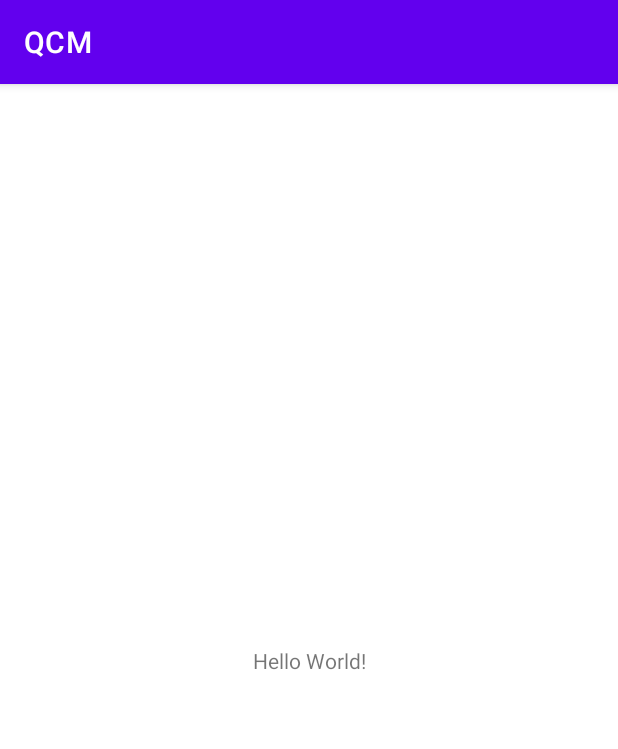
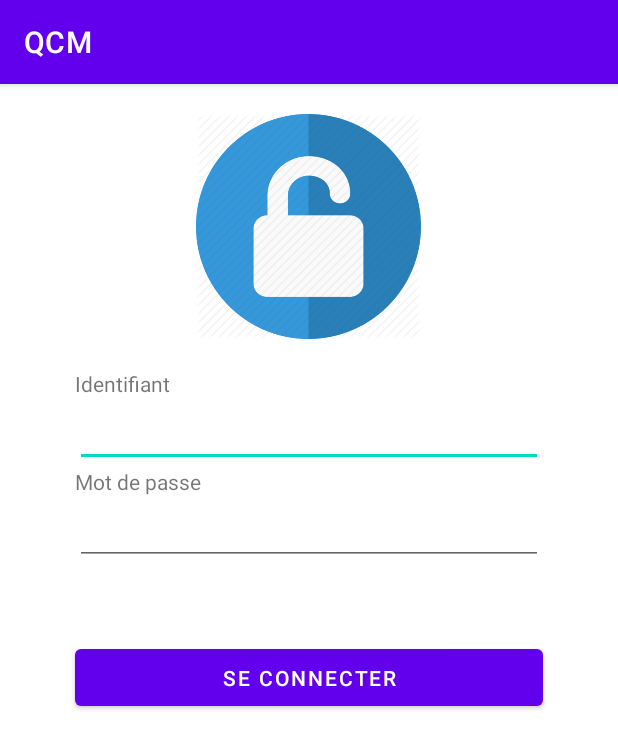
Before and after one commit to AdrianPaulCarrieres/QCM, an Android app: the screen it shows after launch (LoginActivity), on a phone screen of 412 x 824 dp. Shown: the top 749 px of the screen. Run offline under Robolectric (Android 15) with nearby library versions, the light colour scheme and no system bars.

Commit message:
feat(ajout affichage du login)

```diff
--- a/app/src/main/res/layout/activity_login.xml
+++ b/app/src/main/res/layout/activity_login.xml
@@ -1,18 +1,56 @@
 <?xml version="1.0" encoding="utf-8"?>
-<androidx.constraintlayout.widget.ConstraintLayout xmlns:android="http://schemas.android.com/apk/res/android"
-    xmlns:app="http://schemas.android.com/apk/res-auto"
-    xmlns:tools="http://schemas.android.com/tools"
+<LinearLayout xmlns:android="http://schemas.android.com/apk/res/android"
     android:layout_width="match_parent"
     android:layout_height="match_parent"
-    tools:context=".LoginActivity">
+    android:orientation="vertical">
+
+    <androidx.appcompat.widget.AppCompatImageView
+        android:layout_width="150dp"
+        android:layout_height="150dp"
+        android:layout_gravity="center"
+        android:layout_margin="20dp"
+        android:src="@drawable/cadenas">
+
+    </androidx.appcompat.widget.AppCompatImageView>
 
     <TextView
-        android:layout_width="wrap_content"
+        android:layout_width="200dp"
+        android:layout_height="20dp"
+        android:layout_marginLeft="50dp"
+        android:text="Identifiant">
+    </TextView>
+
+    <EditText
+
+        android:id="@+id/identifiant"
+        android:layout_width="match_parent"
         android:layout_height="wrap_content"
-        android:text="Hello World!"
-        app:layout_constraintBottom_toBottomOf="parent"
-        app:layout_constraintLeft_toLeftOf="parent"
-        app:layout_constraintRight_toRightOf="parent"
-        app:layout_constraintTop_toTopOf="parent" />
+        android:layout_marginHorizontal="50dp"
+        android:inputType="text" />
 
-</androidx.constraintlayout.widget.ConstraintLayout>
+    <TextView
+        android:layout_width="200dp"
+        android:layout_height="20dp"
+        android:layout_marginLeft="50dp"
+        android:text="Mot de passe" />
+
+    <EditText
+
+        android:id="@+id/mdp"
+        android:layout_width="match_parent"
+        android:layout_height="wrap_content"
+        android:layout_marginHorizontal="50dp"
+        android:inputType="textPassword" />
+
+    <Button
+        android:id="@+id/bouton"
+        android:layout_width="match_parent"
+        android:layout_height="50dp"
+        android:layout_margin="50dp"
+        android:onClick="buttonClick"
+        android:text="@string/button">
+
+    </Button>
+
+
+</LinearLayout>
--- a/app/src/main/res/values/strings.xml
+++ b/app/src/main/res/values/strings.xml
@@ -1,3 +1,4 @@
 <resources>
     <string name="app_name">QCM</string>
+    <string name="button">Se connecter</string>
 </resources>
```
